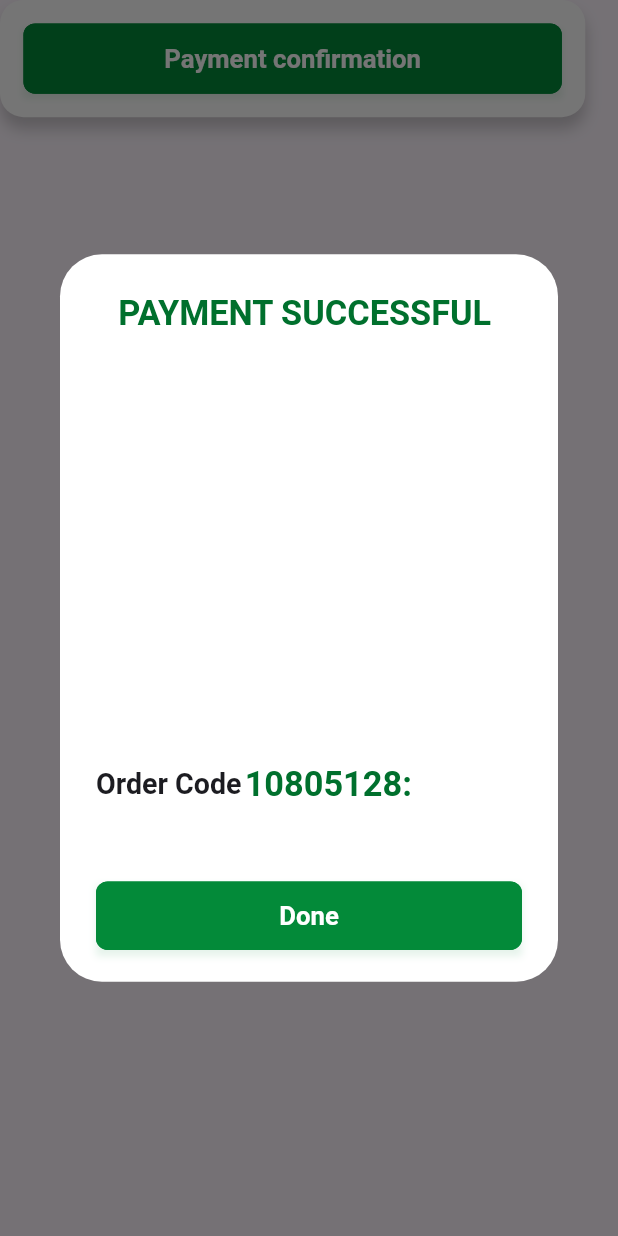
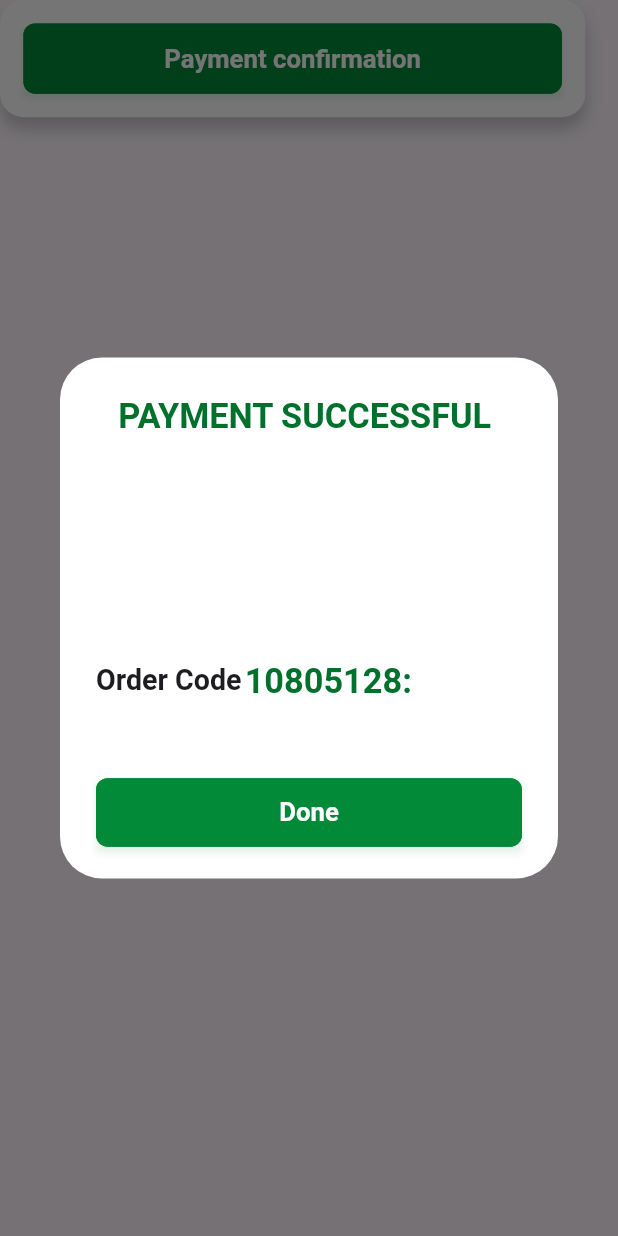
Before and after one commit to Dr-Code23/Value-Cleaning-Mobile-New, a Flutter app: the CheckOutButton widget shown alone on an empty page, opened directly, after a tap on "Payment confirmation", on a phone screen of 412 x 824 dp. Run offline on Flutter 3.47's test engine with Material 2 defaults, Android fonts, the phone set to English and light mode, and no system bars; our stand-ins replace bloc, confetti, curved_navigation_bar, flutter_bloc, flutter_credit_card, flutter_rating_bar and 4 more; missing offline and left inert: qr_code_scanner; Roboto replaces fonts that are missing (Cairo).

Commit message:
modify value

```diff
--- a/lib/view/screens/check_out/check_out_widget/check_out_button/check_out_button.dart
+++ b/lib/view/screens/check_out/check_out_widget/check_out_button/check_out_button.dart
@@ -2,19 +2,11 @@ import 'package:confetti/confetti.dart';
 import 'package:flutter/cupertino.dart';
 import 'package:flutter/material.dart';
 import 'package:flutter_screenutil/flutter_screenutil.dart';
-import 'package:flutter_svg/svg.dart';
-import 'package:get/get.dart';
-import 'package:get/get_core/src/get_main.dart';
-import 'package:value_cleaning/view/screens/check_out/check_out_Screen/check_out_Screen.dart';
-import 'package:value_cleaning/view/screens/order_details/order_details_screen/order_details_screen.dart';
-import 'package:value_cleaning/view/screens/picture/picture_screen/picture_screen.dart';
-
-import '../../../../../core/assets_manager/assets_manager.dart';
 import '../../../../../core/color_manager/color_manager.dart';
-import '../../../../../core/route_manager/page_name.dart';
 import '../../../../../core/style_font_manager/style_manager.dart';
 import '../../../../../core/text_manager/text_manager.dart';
 import '../../../../core_widgets/elevated_button/elevated_button_custom.dart';
+import '../show_dialog_button/show_dialog_button.dart';
 class CheckOutButton extends StatefulWidget {
   @override
   State<CheckOutButton> createState() => _CheckOutButtonState();
@@ -30,7 +22,6 @@ class _CheckOutButtonState extends State<CheckOutButton> {
     super.initState();
 
   }
-
   @override
   Widget build(BuildContext context) {
 
@@ -71,9 +62,9 @@ class _CheckOutButtonState extends State<CheckOutButton> {
                        title:  Column(
                          children: [
                            Center(child: Text(TextManager.PAYMENT_SUCCESSFLY,style: getBoldStyle(color: ColorManager.colorDeepGreen,fontSize: 24) ,)),
-                           SizedBox(height: 291.h,),
+                           SizedBox(height: 50.h,),
                            Align(
-                             alignment: Alignment.center,
+                             alignment: Alignment.topCenter,
                              child: ConfettiWidget(
                                confettiController: _confettiController,
                                maxBlastForce: 100,
@@ -85,6 +76,7 @@ class _CheckOutButtonState extends State<CheckOutButton> {
                                gravity: 1,
                              ),
                            ),
+                           SizedBox(height: 100.h,),
                            Padding(
                              padding:  EdgeInsets.only(right: 30.w),
                              child: Row(
@@ -96,22 +88,7 @@ class _CheckOutButtonState extends State<CheckOutButton> {
                              ),
                            ),
                            SizedBox(height: 50.h,),
-                           ElevatedButtonCustom(
-                             onPressed: (){
-                               Navigator.pop(context);
-                               Get.to(()=>OrderDetailsScreen(),transition: Transition.rightToLeft,duration: Duration(
-                                 milliseconds: 650,
-                               )
-
-                               );
-                             },
-                               width: 278.w,
-                               height: 48.h,
-                               radius: 8,
-                               colors: ColorManager.colorPrimary,
-                               widget: Text(TextManager.DONE,style: getBoldStyle(color: ColorManager.colorWhite,fontSize: 18),)
-
-                           ),
+                           ShowDialogButton(),
                          ],
                        ),
                     ),
@@ -122,7 +99,6 @@ class _CheckOutButtonState extends State<CheckOutButton> {
                 radius: 8,
                 colors: ColorManager.colorPrimary,
                 widget: Text(TextManager.PAYMENT_CONFIRMATIO,style: getBoldStyle(color: ColorManager.colorWhite,fontSize: 18),)
-
               ),
             )
 
--- /dev/null
+++ b/lib/view/screens/check_out/check_out_widget/show_dialog_button/show_dialog_button.dart
@@ -0,0 +1,33 @@
+import 'package:flutter/cupertino.dart';
+import 'package:flutter_screenutil/flutter_screenutil.dart';
+import 'package:get/get.dart';
+import 'package:get/get_core/src/get_main.dart';
+
+import '../../../../../core/color_manager/color_manager.dart';
+import '../../../../../core/style_font_manager/style_manager.dart';
+import '../../../../../core/text_manager/text_manager.dart';
+import '../../../../core_widgets/elevated_button/elevated_button_custom.dart';
+import '../../../order_details/order_details_screen/order_details_screen.dart';
+
+class ShowDialogButton extends StatelessWidget {
+  const ShowDialogButton({super.key});
+
+  @override
+  Widget build(BuildContext context) {
+    return   ElevatedButtonCustom(
+        onPressed: (){
+          Navigator.pop(context);
+          Get.to(()=>OrderDetailsScreen(),transition: Transition.rightToLeft,duration: Duration(
+            milliseconds: 650,
+          )
+          );
+        },
+        width: 278.w,
+        height: 48.h,
+        radius: 8,
+        colors: ColorManager.colorPrimary,
+        widget: Text(TextManager.DONE,style: getBoldStyle(color: ColorManager.colorWhite,fontSize: 18),)
+
+    );
+  }
+}
```
